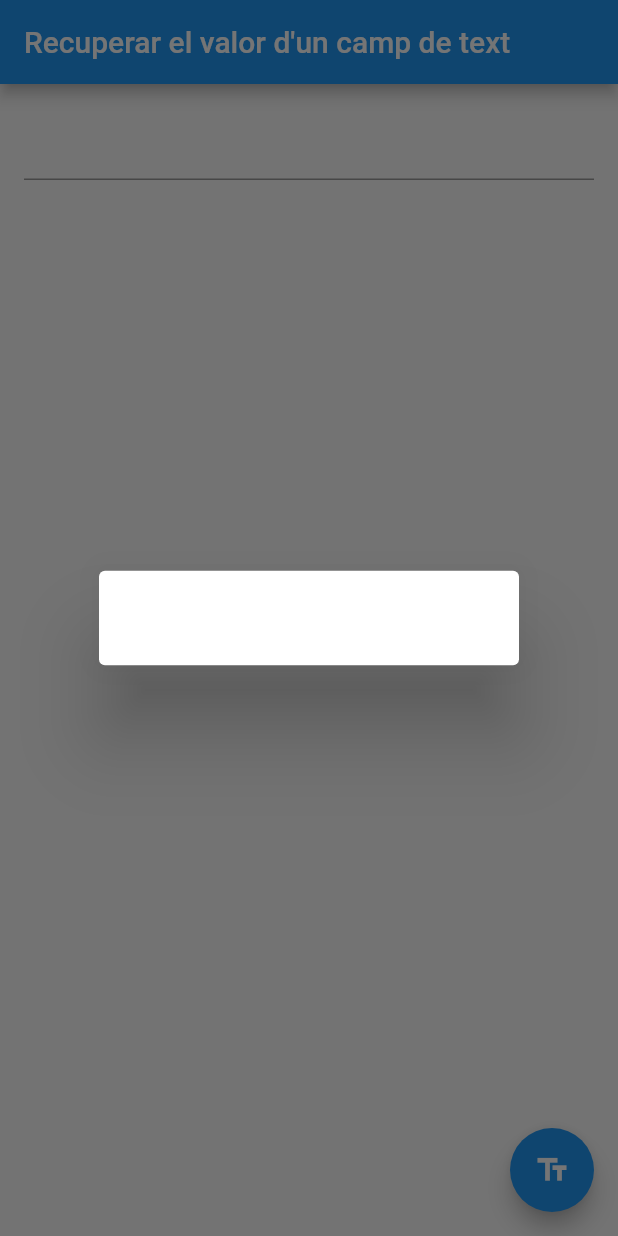
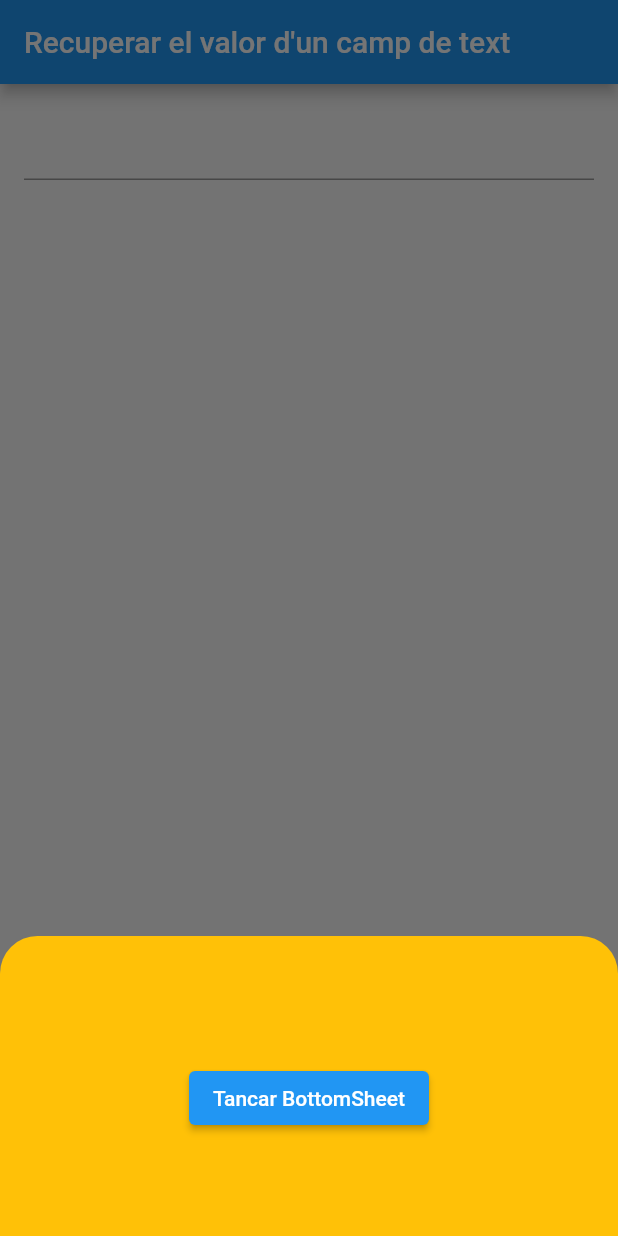
Before and after one commit to LeoVarasFuentealba/new_form, a Flutter app: the screen it shows after launch, after a tap on the "text fields" icon, on a phone screen of 412 x 824 dp. Run offline on Flutter 3.47's test engine with Material 2 defaults, Android fonts, the phone set to English and light mode, and no system bars.

Commit message:
New_form

```diff
--- a/lib/main.dart
+++ b/lib/main.dart
@@ -8,7 +8,7 @@ class MyApp extends StatelessWidget {
   @override
   Widget build(BuildContext context) {
     return const MaterialApp(
-      title: 'Recuperar el valor d' 'un camp de text',
+      title: 'Recuperar el valor d''un camp de text',
       home: MyCustomForm(),
     );
   }
@@ -43,14 +43,33 @@ class _MyCustomFormState extends State<MyCustomForm> {
       ),
       floatingActionButton: FloatingActionButton(
         onPressed: () {
-          showDialog(
-            context: context,
-            builder: (context) {
-              return AlertDialog(
-                content: Text(myController.text),
-              );
-            },
-          );
+          showModalBottomSheet(
+              backgroundColor: Colors.transparent,
+              context: context,
+              builder: (BuildContext context) {
+                return Container(
+                    decoration: const BoxDecoration(
+                      color: Colors.amber,
+                      borderRadius: BorderRadius.only(
+                        topLeft: Radius.circular(25),
+                        topRight: Radius.circular(25),
+                      ),
+                    ),
+                    height: 200,
+                    child: Center(
+                      child: Column(
+                        mainAxisAlignment: MainAxisAlignment.center,
+                        mainAxisSize: MainAxisSize.min,
+                        children: <Widget>[
+                          Text(myController.text),
+                          ElevatedButton(
+                            onPressed: () => Navigator.of(context).pop(),
+                            child: const Text('Tancar BottomSheet'),
+                          )
+                        ],
+                      ),
+                    ));
+              });
         },
         tooltip: 'Mostra el valor!',
         child: const Icon(Icons.text_fields),
--- a/pubspec.yaml
+++ b/pubspec.yaml
@@ -36,7 +36,7 @@ dependencies:
   # The following adds the Cupertino Icons font to your application.
   # Use with the CupertinoIcons class for iOS style icons.
   cupertino_icons: ^1.0.2
-  rflutter_alert: ^1.0.3
+  rflutter_alert: 2.0.7
 
 dev_dependencies:
   flutter_test:
```
Also changed, not shown: pubspec.lock.
